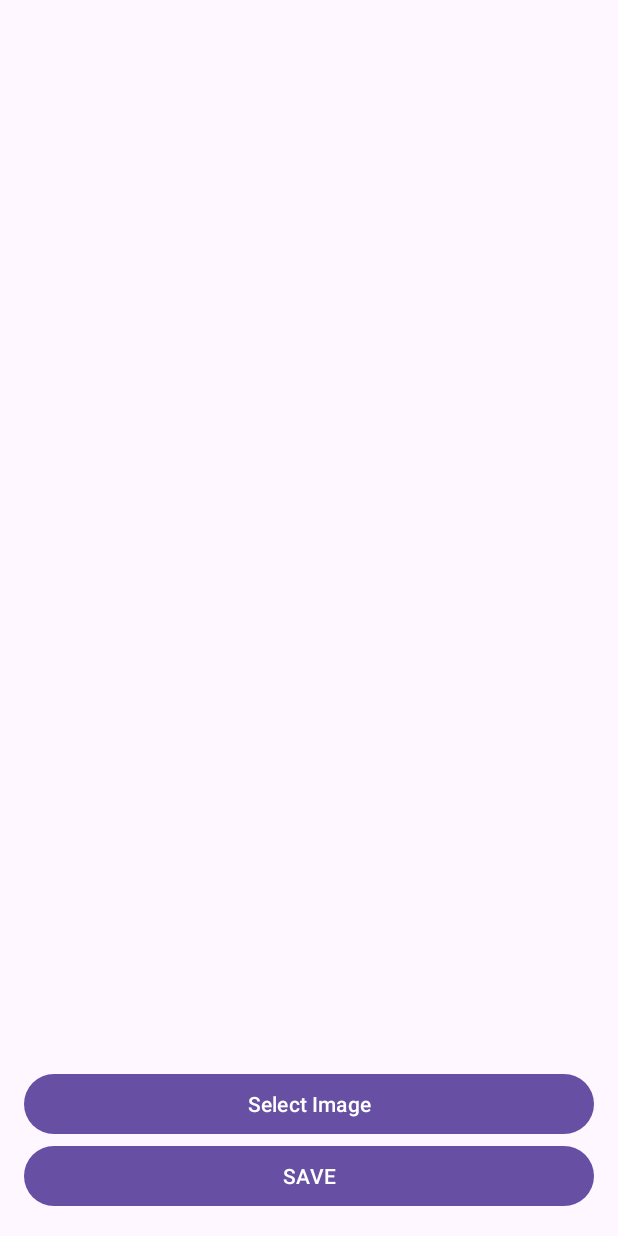
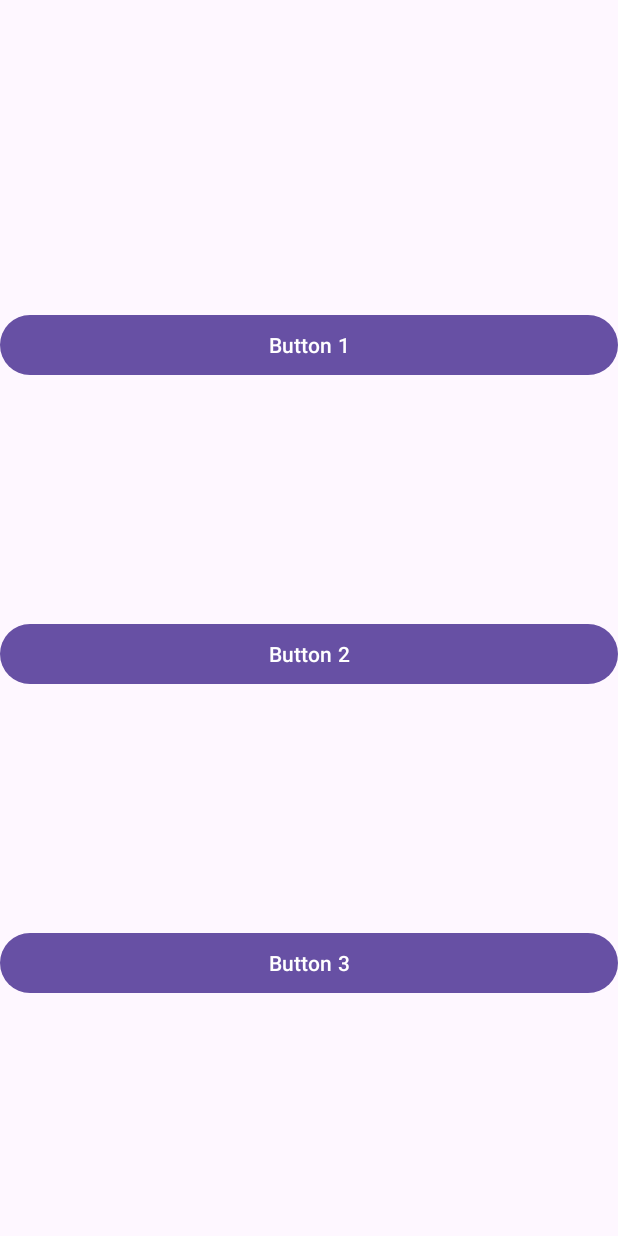
Before and after one commit to neelanshsahai/aadk3_sample_app_1, an Android app: the screen it shows after launch (FirebaseTestActivity before the commit, FirstPipActivity after it), on a phone screen of 412 x 824 dp. Run offline under Robolectric (Android 15) with nearby library versions, the phone set to English and light mode, and no system bars.

```diff
--- a/app/build.gradle
+++ b/app/build.gradle
@@ -49,6 +49,8 @@ dependencies {
     // FB Storage deps
     implementation 'com.google.firebase:firebase-storage-ktx'
 
+    implementation "androidx.core:core-splashscreen:1.0.1"
+
     implementation 'androidx.core:core-ktx:1.8.0'
     implementation 'androidx.appcompat:appcompat:1.6.1'
     implementation 'com.google.android.material:material:1.5.0'
--- a/app/src/main/java/com/example/aadk_3app1/FirebaseTestActivity.kt
+++ b/app/src/main/java/com/example/aadk_3app1/FirebaseTestActivity.kt
@@ -6,6 +6,7 @@ import androidx.appcompat.app.AppCompatActivity
 import android.os.Bundle
 import android.provider.MediaStore
 import android.util.Log
+import androidx.core.splashscreen.SplashScreen.Companion.installSplashScreen
 import com.example.aadk_3app1.databinding.ActivityFirebaseTestBinding
 import com.google.firebase.database.DataSnapshot
 import com.google.firebase.database.DatabaseError
@@ -22,6 +23,7 @@ class FirebaseTestActivity : AppCompatActivity() {
 
     override fun onCreate(savedInstanceState: Bundle?) {
         super.onCreate(savedInstanceState)
+        installSplashScreen()
         binding = ActivityFirebaseTestBinding.inflate(layoutInflater)
         setContentView(binding.root)
 
--- /dev/null
+++ b/app/src/main/java/com/example/aadk_3app1/FirstPipActivity.kt
@@ -0,0 +1,37 @@
+package com.example.aadk_3app1
+
+import android.content.Intent
+import androidx.appcompat.app.AppCompatActivity
+import android.os.Bundle
+import com.example.aadk_3app1.databinding.ActivityFirstPipBinding
+
+class FirstPipActivity : AppCompatActivity() {
+
+    private val binding1 by lazy { ActivityFirstPipBinding.inflate(layoutInflater) }
+
+    override fun onCreate(savedInstanceState: Bundle?) {
+        super.onCreate(savedInstanceState)
+        setContentView(binding1.root)
+
+        val uriString = "android.resource://$packageName/${R.raw.sample}"
+        val intent = Intent(this, SecondPipActivity::class.java)
+
+        binding1.btn1.setOnClickListener {
+            intent.putExtra("URI", uriString)
+            intent.putExtra("COLOR", "255 0 0")
+            startActivity(intent)
+        }
+
+        binding1.btn2.setOnClickListener {
+            intent.putExtra("URI", uriString)
+            intent.putExtra("COLOR", "0 255 0")
+            startActivity(intent)
+        }
+
+        binding1.btn3.setOnClickListener {
+            intent.putExtra("URI", uriString)
+            intent.putExtra("COLOR", "0 0 255")
+            startActivity(intent)
+        }
+    }
+}
--- /dev/null
+++ b/app/src/main/res/layout/activity_first_pip.xml
@@ -0,0 +1,40 @@
+<?xml version="1.0" encoding="utf-8"?>
+<androidx.constraintlayout.widget.ConstraintLayout
+    xmlns:android="http://schemas.android.com/apk/res/android"
+    xmlns:app="http://schemas.android.com/apk/res-auto"
+    xmlns:tools="http://schemas.android.com/tools"
+    android:layout_width="match_parent"
+    android:layout_height="match_parent"
+    tools:context=".FirstPipActivity">
+
+    <Button
+        android:id="@+id/btn1"
+        android:layout_width="match_parent"
+        android:layout_height="wrap_content"
+        android:text="Button 1"
+        app:layout_constraintTop_toTopOf="parent"
+        app:layout_constraintStart_toStartOf="parent"
+        app:layout_constraintEnd_toEndOf="parent"
+        app:layout_constraintBottom_toBottomOf="@id/btn2"/>
+
+    <Button
+        android:id="@+id/btn2"
+        android:layout_width="match_parent"
+        android:layout_height="wrap_content"
+        android:text="Button 2"
+        app:layout_constraintTop_toBottomOf="@id/btn1"
+        app:layout_constraintStart_toStartOf="parent"
+        app:layout_constraintEnd_toEndOf="parent"
+        app:layout_constraintBottom_toTopOf="@id/btn3"/>
+
+    <Button
+        android:id="@+id/btn3"
+        android:layout_width="match_parent"
+        android:layout_height="wrap_content"
+        android:text="Button 3"
+        app:layout_constraintTop_toBottomOf="@id/btn2"
+        app:layout_constraintStart_toStartOf="parent"
+        app:layout_constraintEnd_toEndOf="parent"
+        app:layout_constraintBottom_toBottomOf="parent"/>
+
+</androidx.constraintlayout.widget.ConstraintLayout>
```
Also changed, not shown: app/src/main/AndroidManifest.xml (+10 -4 lines), app/src/main/java/com/example/aadk_3app1/SecondPipActivity.kt (added, +95 -0 lines), app/src/main/res/layout/activity_second_pip.xml (added, +42 -0 lines), app/src/main/res/values-night/themes.xml (+7 -0 lines), 1 other file.
